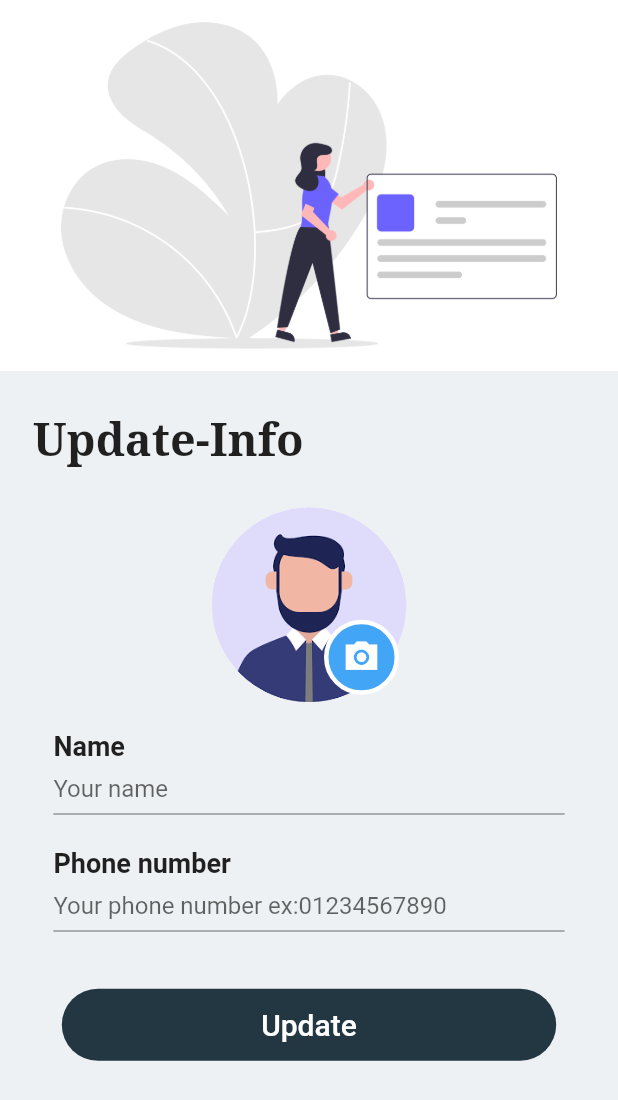
After one commit to MuhmedAshraf/my_auth, a Flutter app: the UpdateScreen screen opened directly, on a phone screen of 412 x 824 dp. The commit adds this screen. Shown: the top 1100 px of the screen. Run offline on Flutter 3.47's test engine with Material 2 defaults, Android fonts, the light colour scheme and no system bars; our stand-ins replace dio, flutter_bloc, image_picker, jwt_decoder, shared_preferences; accounts and stored records are empty.

Commit message:
updateInfo

```diff
--- a/lib/cubit/user_cubit.dart
+++ b/lib/cubit/user_cubit.dart
@@ -2,12 +2,14 @@ import 'package:jwt_decoder/jwt_decoder.dart';
 import 'package:my_auth/cach/cache_helper.dart';
 import 'package:my_auth/core/api/end_points.dart';
 import 'package:my_auth/core/errors/exceptions.dart';
+import 'package:my_auth/core/function/uploadImageToApi.dart';
 import 'package:my_auth/cubit/user_state.dart';
 import 'package:flutter/material.dart';
 import 'package:flutter_bloc/flutter_bloc.dart';
 import 'package:image_picker/image_picker.dart';
 import 'package:my_auth/models/signIn_model.dart';
 import 'package:my_auth/models/signUp_model.dart';
+import 'package:my_auth/models/update_model.dart';
 import 'package:my_auth/models/user_model.dart';
 import '../core/api/api_consumer.dart';
 
@@ -45,6 +47,12 @@ class UserCubit extends Cubit<UserState> {
 
   //Sign up confirm password
   TextEditingController confirmPassword = TextEditingController();
+
+  //update name
+  TextEditingController newName = TextEditingController();
+
+  //update Phone
+  TextEditingController newPhone = TextEditingController();
 
   SignInModel? user;
 
@@ -88,7 +96,7 @@ class UserCubit extends Cubit<UserState> {
           ApiKeys.confirmPassword: confirmPassword.text,
           ApiKeys.location:
               '{"name":"methalfa","address":"meet halfa","coordinates":[30.1572709,31.224779]}',
-          ApiKeys.profilePic: await uploadProfilePic(profilePic!),
+          ApiKeys.profilePic: await uploadImageToApi(profilePic!),
         },
       );
       final SignUpModel signUpModel = SignUpModel.fromJson(response);
@@ -112,4 +120,29 @@ class UserCubit extends Cubit<UserState> {
       emit(UserDataFailure(errMessage: e.errorModel.errorMessage));
     }
   }
+
+  updateUserInfo() async {
+    try {
+      emit(UpdateLoading());
+      final response = await api.patch(
+        EndPoint.update,
+        isFormData: true,
+        data: {
+          ApiKeys.name: newName.text.isEmpty
+              ? CacheHelper().getData(key: ApiKeys.name)
+              : newName.text,
+          ApiKeys.phone: newPhone.text.isEmpty
+              ? CacheHelper().getData(key: ApiKeys.id)
+              : newPhone.text,
+          ApiKeys.location:
+              '{"name":"methalfa","address":"meet halfa","coordinates":[30.1572709,31.224779]}',
+          ApiKeys.profilePic: await uploadImageToApi(profilePic!),
+        },
+      );
+      final UpdateModel updateModel = UpdateModel.fromJson(response);
+      emit(UpdateSuccess(message: updateModel.message));
+    } on ServerException catch (e) {
+      emit(UpdateFailure(errMessage: e.errorModel.errorMessage));
+    }
+  }
 }
--- a/lib/cubit/user_state.dart
+++ b/lib/cubit/user_state.dart
@@ -46,3 +46,16 @@ class UserDataFailure extends UserState{
   UserDataFailure({required this.errMessage});
 
 }
+
+ //-**-***-*-*--*-*-*-*-*-*-*-**--*-*-*-*---*-*-*-*-*-*-*-*-*-*-*-*-*-*-*-*-*-*--*-*-*-*--*-*-*
+class UpdateLoading extends UserState{}
+class UpdateSuccess extends UserState{
+ final String message;
+
+  UpdateSuccess({required this.message});
+}
+class UpdateFailure extends UserState{
+ final String errMessage;
+
+  UpdateFailure({required this.errMessage});
+}
--- /dev/null
+++ b/lib/models/update_model.dart
@@ -0,0 +1,13 @@
+import 'package:my_auth/core/api/end_points.dart';
+
+class UpdateModel {
+  final String message;
+
+  UpdateModel({required this.message});
+
+  factory UpdateModel.fromJson(Map<String, dynamic> jsonData) {
+    return UpdateModel(
+      message: jsonData[ApiKeys.message],
+    );
+  }
+}
--- a/lib/screens/sign_in_screen.dart
+++ b/lib/screens/sign_in_screen.dart
@@ -36,7 +36,7 @@ class SignInScreen extends StatelessWidget {
             backgroundColor: const Color(0xffEEF1F3),
             body: Column(
               children: [
-                const PageHeader(),
+                 PageHeader(),
                 Expanded(
                   child: Container(
                     decoration: const BoxDecoration(
--- a/lib/screens/sign_up_screen.dart
+++ b/lib/screens/sign_up_screen.dart
@@ -46,7 +46,7 @@ class SignUpScreen extends StatelessWidget {
                 key: context.read<UserCubit>().signUpFormKey,
                 child: Column(
                   children: [
-                    const PageHeader(),
+                     PageHeader(),
                     const PageHeading(title: 'Sign-up'),
                     //! Image
                     const PickImageWidget(),
--- /dev/null
+++ b/lib/screens/update_user_screen.dart
@@ -0,0 +1,84 @@
+import 'package:my_auth/cubit/user_state.dart';
+import 'package:my_auth/screens/profile_screen.dart';
+import 'package:my_auth/screens/sign_in_screen.dart';
+import 'package:flutter/material.dart';
+import 'package:flutter_bloc/flutter_bloc.dart';
+import '../cubit/user_cubit.dart';
+import '../widgets/custom_form_button.dart';
+import '../widgets/custom_input_field.dart';
+import '../widgets/page_header.dart';
+import '../widgets/page_heading.dart';
+import '../widgets/pick_image_widget.dart';
+
+class UpdateScreen extends StatelessWidget {
+  const UpdateScreen({Key? key}) : super(key: key);
+
+  @override
+  Widget build(BuildContext context) {
+    GlobalKey<FormState> updateFormKey = GlobalKey();
+    return SafeArea(
+      child: BlocConsumer<UserCubit, UserState>(
+        listener: (context, state) {
+          if (state is UpdateFailure) {
+            ScaffoldMessenger.of(context)
+                .showSnackBar(SnackBar(content: Text(state.errMessage)));
+          } else if (state is UpdateSuccess) {
+            ScaffoldMessenger.of(context)
+                .showSnackBar(SnackBar(content: Text(state.message)));
+          context.read<UserCubit>().getUserData();
+            Navigator.push(context,
+                MaterialPageRoute(builder: (context) => const ProfileScreen()));
+          }
+        },
+        builder: (context, state) {
+          return Scaffold(
+            backgroundColor: const Color(0xffEEF1F3),
+            body: SingleChildScrollView(
+              child: Form(
+                key: updateFormKey,
+                child: Column(
+                  children: [
+                    PageHeader(
+                      image:'assets/images/update.png',
+                    ),
+                    const PageHeading(title: 'Update-Info'),
+                    const PickImageWidget(),
+                    const SizedBox(
+                      height: 16,
+                    ),
+                    CustomInputField(
+                      labelText: 'Name',
+                      hintText: 'Your name',
+                      isDense: true,
+                      controller: context.read<UserCubit>().newName,
+                    ),
+                    const SizedBox(
+                      height: 16,
+                    ),
+                    CustomInputField(
+                      labelText: 'Phone number',
+                      hintText: 'Your phone number ex:01234567890',
+                      isDense: true,
+                      controller: context.read<UserCubit>().newPhone,
+                    ),
+                    const SizedBox(
+                      height: 35,
+                    ),
+                    state is UpdateLoading
+                        ? const CircularProgressIndicator()
+                        : CustomFormButton(
+                            innerText: 'Update',
+                            onPressed: () {
+                              context.read<UserCubit>().updateUserInfo();
+                            },
+                          ),
+                  ],
+                ),
+              ),
+            ),
+          );
+        },
+      ),
+    );
+  }
+}
--- a/lib/widgets/page_header.dart
+++ b/lib/widgets/page_header.dart
@@ -1,7 +1,11 @@
 import 'package:flutter/material.dart';
 
 class PageHeader extends StatelessWidget {
-  const PageHeader({Key? key}) : super(key: key);
+  PageHeader({
+    Key? key,
+    this.image = 'assets/images/friendship.png',
+  }) : super(key: key);
+  String image;
 
   @override
   Widget build(BuildContext context) {
@@ -9,7 +13,7 @@ class PageHeader extends StatelessWidget {
     return SizedBox(
       width: double.infinity,
       height: size.height * 0.3,
-      child: Image.asset('assets/images/friendship.png'),
+      child: Image.asset(image,fit: BoxFit.cover,),
     );
   }
 }
--- a/lib/widgets/pick_image_widget.dart
+++ b/lib/widgets/pick_image_widget.dart
@@ -42,7 +42,7 @@ class PickImageWidget extends StatelessWidget {
                               child: GestureDetector(
                                 onTap: () {
                                   ImagePicker()
-                                      .pickImage(source: ImageSource.camera)
+                                      .pickImage(source: ImageSource.gallery)
                                       .then((value) => context
                                           .read<UserCubit>()
                                           .uploadProfilePic(value!));
```
Also changed, not shown: lib/screens/profile_screen.dart (+29 -9 lines).
